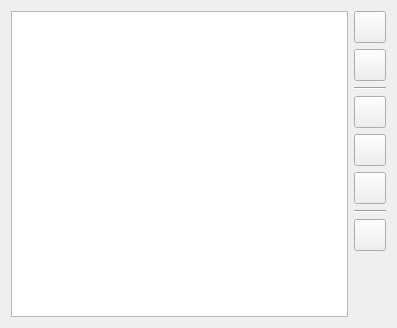
pasbi/CAN, file src/DatabaseView/EventDatabaseView/setlistwidget.ui: the form before one commit.
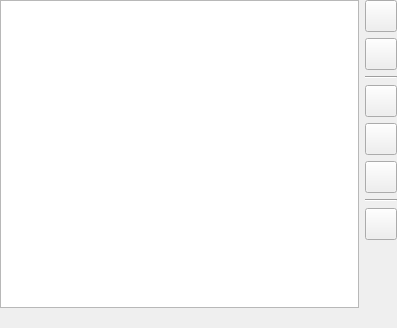
The form after the commit. Icons and pictures are not drawn. Custom widgets are drawn as their Qt base class.

Commit message: info label for setlist view

What changed in the file:
```diff
--- a/src/DatabaseView/EventDatabaseView/setlistwidget.ui
+++ b/src/DatabaseView/EventDatabaseView/setlistwidget.ui
@@ -10,6 +10,20 @@
     <height>328</height>
    </rect>
   </property>
+  <layout class="QVBoxLayout" name="verticalLayout_2">
+   <property name="leftMargin">
+    <number>0</number>
+   </property>
+   <property name="topMargin">
+    <number>0</number>
+   </property>
+   <property name="rightMargin">
+    <number>0</number>
+   </property>
+   <property name="bottomMargin">
+    <number>0</number>
+   </property>
+   <item>
   <layout class="QHBoxLayout" name="horizontalLayout">
    <item>
     <widget class="SetlistView" name="listView">
@@ -204,6 +218,15 @@
       </spacer>
      </item>
     </layout>
+     </item>
+    </layout>
+   </item>
+   <item>
+    <widget class="QLabel" name="infoLabel">
+     <property name="text">
+      <string/>
+     </property>
+    </widget>
    </item>
   </layout>
  </widget>
```
Lines whose indentation alone changed are shown as unchanged. The commit also changes 7 other files.
